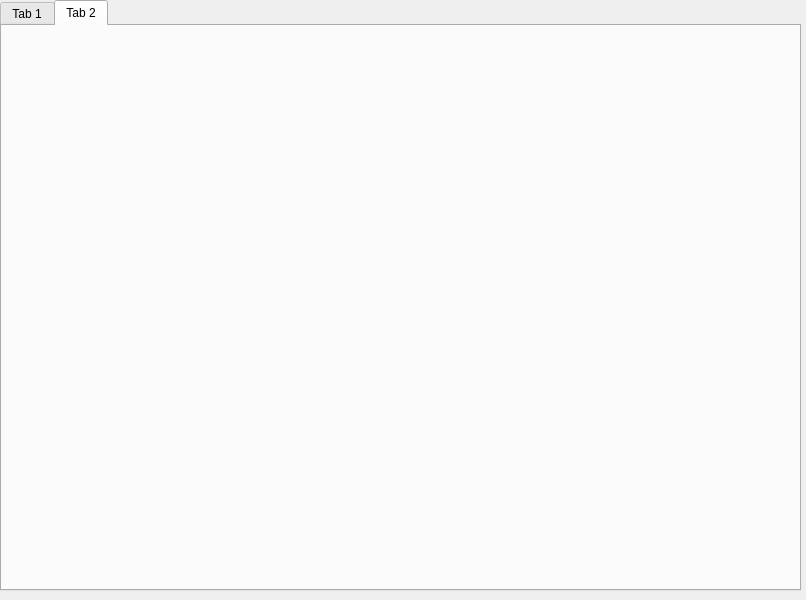
First picture: the form in mainwindow.ui, repository m-riley04/LethalCompanyModpackInstaller, before the edit.
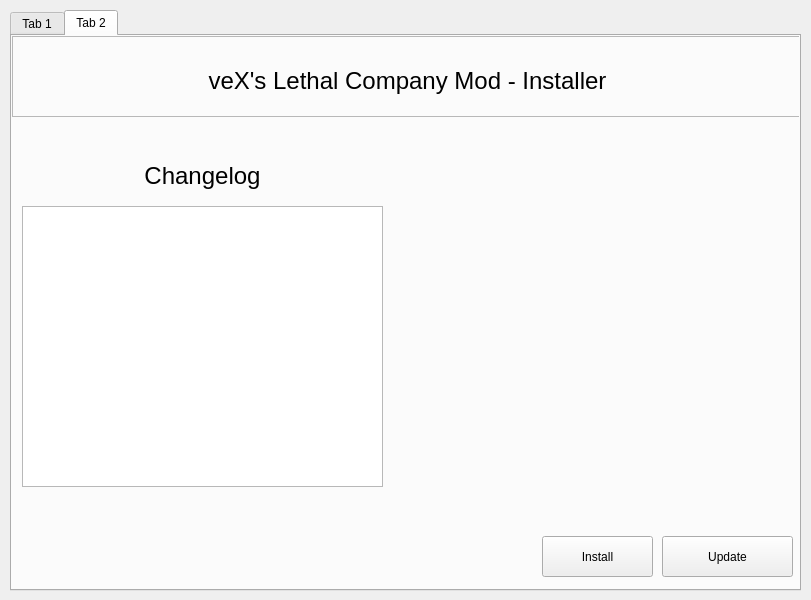
Second picture: the form after the edit. The open tabs and pages were chosen to show the change.

Diff of the .ui file:
```diff
--- a/mainwindow.ui
+++ b/mainwindow.ui
@@ -6,7 +6,7 @@
    <rect>
     <x>0</x>
     <y>0</y>
-    <width>806</width>
+    <width>811</width>
     <height>600</height>
    </rect>
   </property>
@@ -17,13 +17,16 @@
    <widget class="QTabWidget" name="pages">
     <property name="geometry">
      <rect>
-      <x>0</x>
-      <y>0</y>
-      <width>801</width>
-      <height>591</height>
+      <x>10</x>
+      <y>10</y>
+      <width>791</width>
+      <height>581</height>
      </rect>
     </property>
-    <widget class="QWidget" name="tab_3">
+    <property name="currentIndex">
+     <number>1</number>
+    </property>
+    <widget class="QWidget" name="page_start">
      <attribute name="title">
       <string>Tab 1</string>
      </attribute>
@@ -32,6 +35,84 @@
      <attribute name="title">
       <string>Tab 2</string>
      </attribute>
+     <widget class="QFrame" name="frame">
+      <property name="geometry">
+       <rect>
+        <x>0</x>
+        <y>0</y>
+        <width>791</width>
+        <height>81</height>
+       </rect>
+      </property>
+      <property name="frameShape">
+       <enum>QFrame::StyledPanel</enum>
+      </property>
+      <property name="frameShadow">
+       <enum>QFrame::Raised</enum>
+      </property>
+      <widget class="QLabel" name="label">
+       <property name="geometry">
+        <rect>
+         <x>170</x>
+         <y>10</y>
+         <width>451</width>
+         <height>71</height>
+        </rect>
+       </property>
+       <property name="text">
+        <string>&lt;html&gt;&lt;head/&gt;&lt;body&gt;&lt;p align=&quot;center&quot;&gt;&lt;span style=&quot; font-size:18pt;&quot;&gt;veX's Lethal Company Mod - Installer&lt;/span&gt;&lt;/p&gt;&lt;/body&gt;&lt;/html&gt;</string>
+       </property>
+      </widget>
+     </widget>
+     <widget class="QPushButton" name="btn_update">
+      <property name="geometry">
+       <rect>
+        <x>650</x>
+        <y>500</y>
+        <width>131</width>
+        <height>41</height>
+       </rect>
+      </property>
+      <property name="text">
+       <string>Update</string>
+      </property>
+     </widget>
+     <widget class="QPushButton" name="btn_install">
+      <property name="geometry">
+       <rect>
+        <x>530</x>
+        <y>500</y>
+        <width>111</width>
+        <height>41</height>
+       </rect>
+      </property>
+      <property name="text">
+       <string>Install</string>
+      </property>
+     </widget>
+     <widget class="QTextBrowser" name="textBrowser">
+      <property name="geometry">
+       <rect>
+        <x>10</x>
+        <y>170</y>
+        <width>361</width>
+        <height>281</height>
+       </rect>
+      </property>
+     </widget>
+     <widget class="QLabel" name="label_2">
+      <property name="geometry">
+       <rect>
+        <x>10</x>
+        <y>120</y>
+        <width>361</width>
+        <height>41</height>
+       </rect>
+      </property>
+      <property name="text">
+       <string>&lt;html&gt;&lt;head/&gt;&lt;body&gt;&lt;p align=&quot;center&quot;&gt;&lt;span style=&quot; font-size:18pt;&quot;&gt;Changelog&lt;/span&gt;&lt;/p&gt;&lt;/body&gt;&lt;/html&gt;</string>
+      </property>
+     </widget>
     </widget>
    </widget>
   </widget>
```
Left out of the diff: 2 changed lines with no effect on the pictures.
